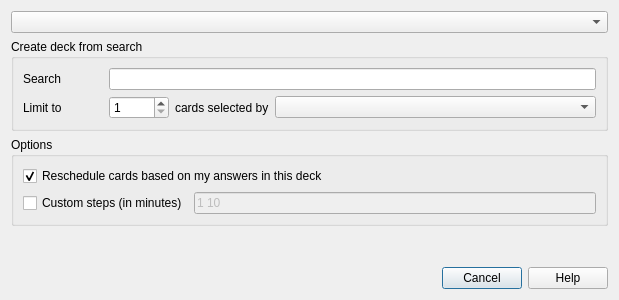
The window that designer/dyndconf.ui (ankitects/anki) describes before a commit, drawn with Qt 5.
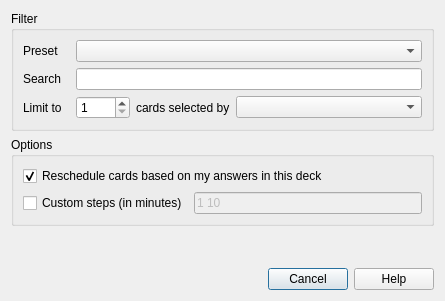
The same window after the commit.

What changed in the file:
```diff
--- a/designer/dyndconf.ui
+++ b/designer/dyndconf.ui
@@ -6,38 +6,35 @@
    <rect>
     <x>0</x>
     <y>0</y>
-    <width>619</width>
-    <height>300</height>
+    <width>445</width>
+    <height>301</height>
    </rect>
   </property>
   <property name="windowTitle">
    <string>Dialog</string>
   </property>
   <layout class="QVBoxLayout" name="verticalLayout">
-   <item>
-    <widget class="QComboBox" name="examples"/>
-   </item>
    <item>
     <widget class="QGroupBox" name="groupBox">
      <property name="title">
-      <string>Create deck from search</string>
+      <string>Filter</string>
      </property>
      <layout class="QGridLayout" name="gridLayout">
-      <item row="1" column="0">
+      <item row="2" column="0">
        <widget class="QLabel" name="label_5">
         <property name="text">
          <string>Limit to</string>
         </property>
        </widget>
       </item>
-      <item row="0" column="0">
+      <item row="1" column="0">
        <widget class="QLabel" name="label_2">
         <property name="text">
          <string>Search</string>
         </property>
        </widget>
       </item>
-      <item row="1" column="1">
+      <item row="2" column="1">
        <widget class="QSpinBox" name="limit">
         <property name="maximumSize">
          <size>
@@ -53,19 +50,29 @@
         </property>
        </widget>
       </item>
-      <item row="1" column="2">
+      <item row="2" column="2">
        <widget class="QLabel" name="label">
         <property name="text">
          <string>cards selected by</string>
         </property>
        </widget>
       </item>
-      <item row="0" column="1" colspan="6">
+      <item row="1" column="1" colspan="6">
        <widget class="QLineEdit" name="search"/>
       </item>
-      <item row="1" column="3" colspan="4">
+      <item row="2" column="3" colspan="4">
        <widget class="QComboBox" name="order"/>
       </item>
+      <item row="0" column="1" colspan="6">
+       <widget class="QComboBox" name="examples"/>
+      </item>
+      <item row="0" column="0">
+       <widget class="QLabel" name="label_3">
+        <property name="text">
+         <string>Preset</string>
+        </property>
+       </widget>
+      </item>
      </layout>
     </widget>
    </item>
```
Left out of the diff: 1 changed line with no effect on the pictures.
